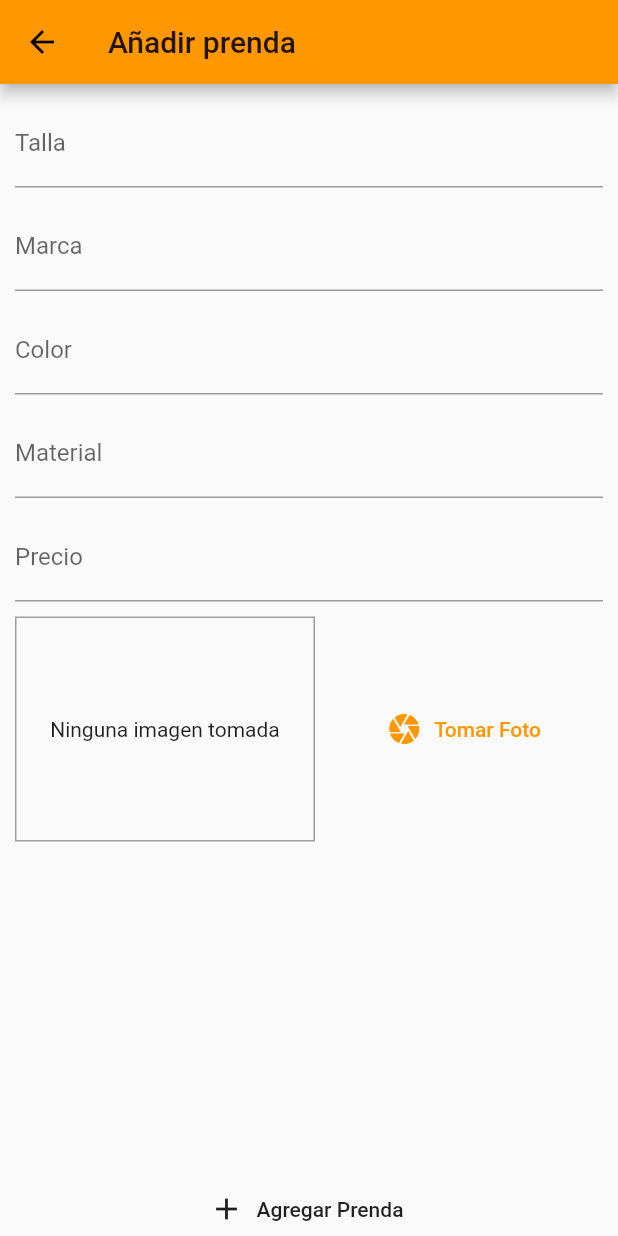
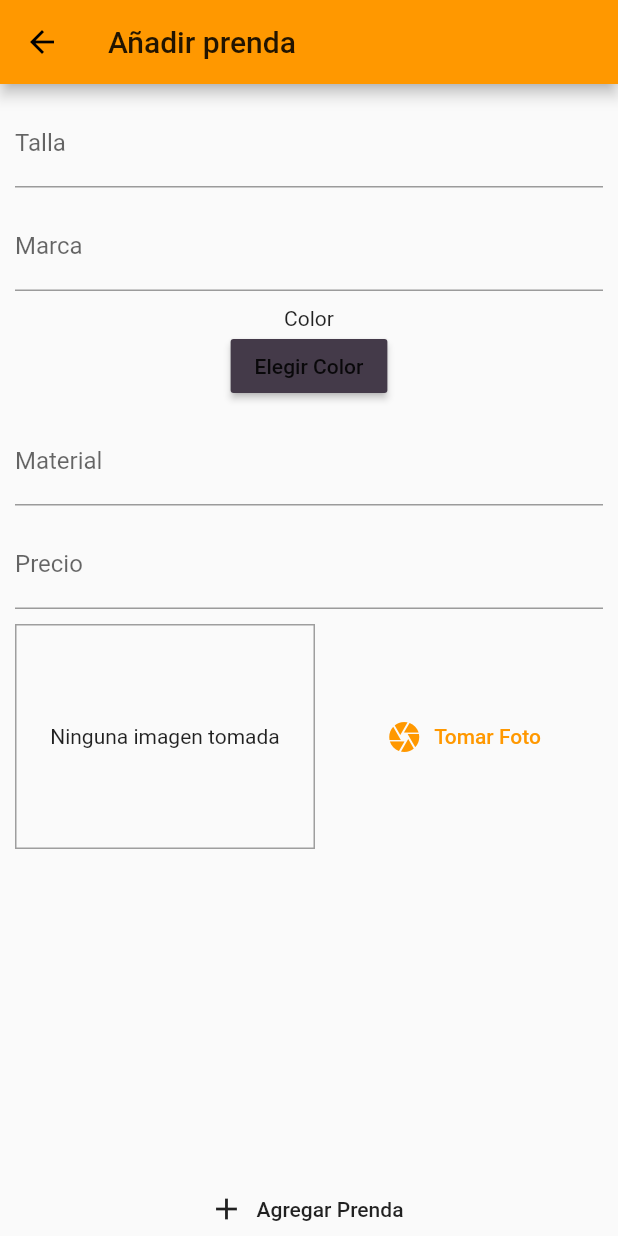
Before and after one commit to jorgeAndradeG/app_ropa, a Flutter app: the AgregarRopaScreen screen opened by its route, after a tap on "Agregar Prenda", on a phone screen of 412 x 824 dp. Run offline on Flutter 3.47's test engine with Material 2 defaults, Android fonts, the phone set to English and light mode, and no system bars; our stand-ins replace flutter_colorpicker, image_picker, sqflite; accounts and stored records are empty.

Commit message:
Color Picker añadido

```diff
--- a/lib/screens/agregar_ropa_screen.dart
+++ b/lib/screens/agregar_ropa_screen.dart
@@ -2,6 +2,7 @@ import 'dart:io';
 import 'package:app_ropa/providers/mi_ropa.dart';
 import 'package:app_ropa/widgets/image_input.dart';
 import 'package:flutter/material.dart';
+import 'package:flutter_colorpicker/flutter_colorpicker.dart';
 import 'package:provider/provider.dart';
 
 class AgregarRopaScreen extends StatefulWidget {
@@ -15,11 +16,18 @@ class _AgregarRopaScreenState extends State<AgregarRopaScreen> {
   final tallaController = TextEditingController();
   final precioController = TextEditingController();
   final materialController = TextEditingController();
-  final colorController = TextEditingController();
+  //final colorController = TextEditingController();
+  Color pickerColor = Color(0xff443a49);
+  Color currentColor = Color(0xff443a49);
   File _imagenSel;
 
   void seleccionarImagen(File imagenSel) {
     _imagenSel = imagenSel;
+  }
+
+// ValueChanged<Color> callback
+  void changeColor(Color color) {
+    setState(() => pickerColor = color);
   }
 
   void guardarRopa() {
@@ -27,7 +35,7 @@ class _AgregarRopaScreenState extends State<AgregarRopaScreen> {
         tallaController.text.isEmpty ||
         precioController.text.isEmpty ||
         materialController.text.isEmpty ||
-        colorController.text.isEmpty ||
+        pickerColor == null ||
         _imagenSel == null ||
         int.parse(precioController.text) <= 0) {
       return;
@@ -36,7 +44,7 @@ class _AgregarRopaScreenState extends State<AgregarRopaScreen> {
     Provider.of<MiRopa>(context, listen: false).agregarRopa(
       marcaController.text,
       tallaController.text,
-      colorController.text,
+      pickerColor.toString(),
       _imagenSel,
       materialController.text,
       int.parse(precioController.text),
@@ -74,11 +82,32 @@ class _AgregarRopaScreenState extends State<AgregarRopaScreen> {
                       controller: marcaController,
                     ),
                     SizedBox(height: 10),
-                    TextField(
-                      decoration: InputDecoration(
-                        labelText: 'Color',
-                      ),
-                      controller: colorController,
+                    Text('Color'),
+                    RaisedButton(
+                      child: Text('Elegir Color'),
+                      color: pickerColor,
+                      onPressed: () => showDialog(
+                          context: context,
+                          child: AlertDialog(
+                            title: const Text('Elige color!'),
+                            content: SingleChildScrollView(
+                              child: ColorPicker(
+                                pickerColor: pickerColor,
+                                onColorChanged: changeColor,
+                                showLabel: true,
+                                pickerAreaHeightPercent: 0.8,
+                              ),
+                            ),
+                            actions: <Widget>[
+                              FlatButton(
+                                child: const Text('Listo'),
+                                onPressed: () {
+                                  setState(() => currentColor = pickerColor);
+                                  Navigator.of(context).pop();
+                                },
+                              ),
+                            ],
+                          )),
                     ),
                     SizedBox(height: 10),
                     TextField(
--- a/lib/screens/detalle_ropa_screen.dart
+++ b/lib/screens/detalle_ropa_screen.dart
@@ -49,6 +49,13 @@ class DetalleRopaScreen extends StatelessWidget {
               textAlign: TextAlign.left,
               style: TextStyle(fontSize: 20, color: Colors.grey),
             ),
+            SizedBox(height: 15),
+            Text(ropaSel.color.toString(),
+                textAlign: TextAlign.left,
+                style: TextStyle(
+                  fontSize: 20,
+                  color: Colors.grey,
+                )),
           ],
         ));
   }
--- a/pubspec.yaml
+++ b/pubspec.yaml
@@ -34,6 +34,7 @@ dependencies:
   provider: ^4.3.2+2
   path_provider: ^1.6.24
   image_picker: ^0.6.7+14
+  flutter_colorpicker: ^0.3.4
 
 dev_dependencies:
   flutter_test:
```
Also changed, not shown: lib/screens/editar_ropa_screen.dart (+43 -9 lines), pubspec.lock.
